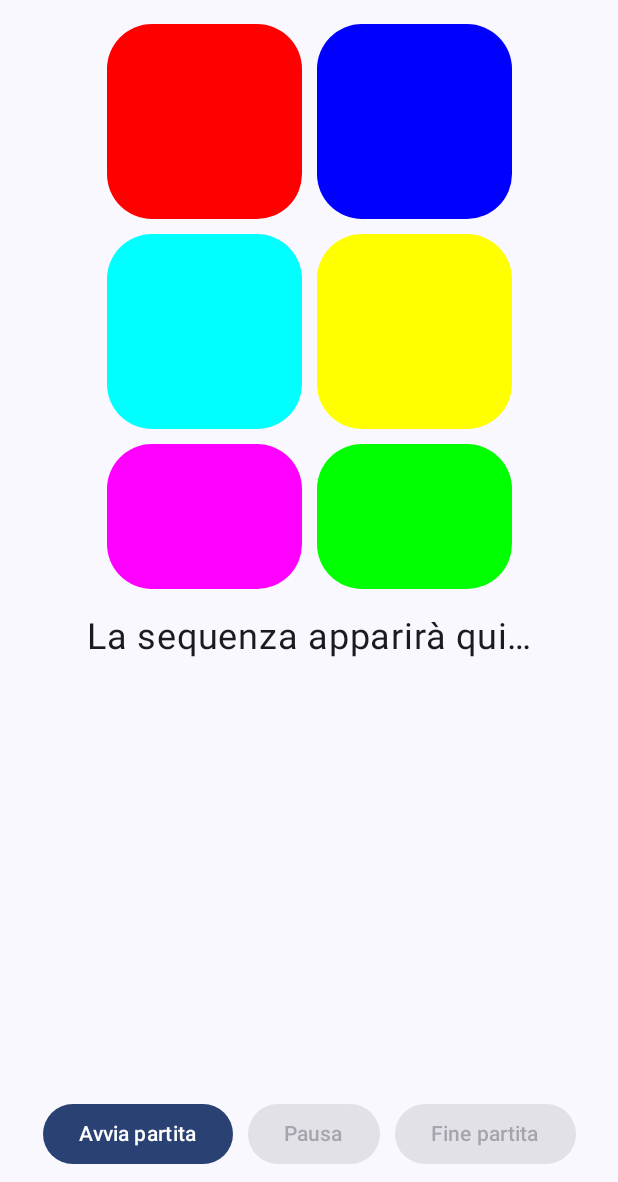
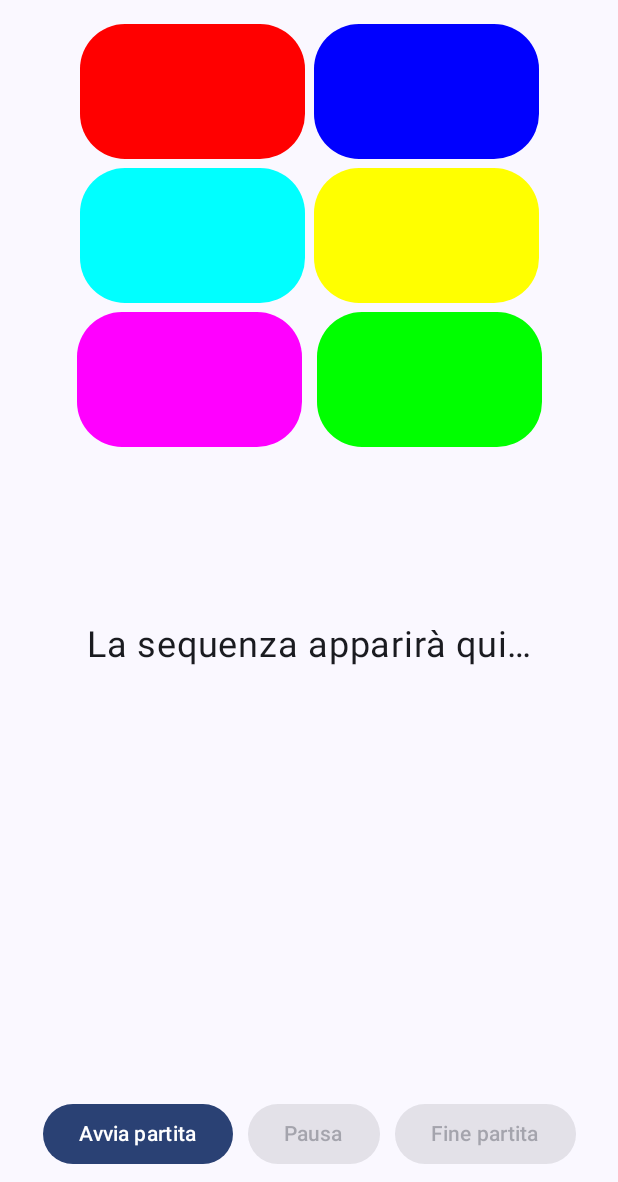
Before and after one commit to FengDiesel/SimonGame, an Android app built with Jetpack Compose: the GameScreen screen opened through its navigation route, on a phone screen of 412 x 824 dp, the part 54-1236 px from its top. Run offline under Robolectric (Android 15) with nearby library versions, the light colour scheme and no system bars; our stand-ins replace Room's generated code; 1 statement that could not run was skipped.

Commit message:
Test and small game logic/graphic fixes
- modified game save logic
- added SoundPool DisposableEffect
- fixed currentCorrectLength logic
- adjusted boxes dimension and position

```diff
--- a/app/src/main/java/com/example/simongame/GameScreen.kt
+++ b/app/src/main/java/com/example/simongame/GameScreen.kt
@@ -22,6 +22,7 @@ import androidx.compose.material3.Button
 import androidx.compose.material3.MaterialTheme
 import androidx.compose.material3.Text
 import androidx.compose.runtime.Composable
+import androidx.compose.runtime.DisposableEffect
 import androidx.compose.runtime.LaunchedEffect
 import androidx.compose.ui.Alignment
 import androidx.compose.ui.Modifier
@@ -69,6 +70,12 @@ fun GameScreen(gameVM: GameViewModel, onEndGame: (GameResult) -> Unit, onNullGam
         )
     }
 
+    DisposableEffect(Unit) {
+        onDispose {
+            sp.release()
+        }
+    }
+
     LaunchedEffect(activeColor) {
         if (activeColor.isNotEmpty()) {
             soundMap[activeColor]?.let { soundID ->
@@ -77,13 +84,13 @@ fun GameScreen(gameVM: GameViewModel, onEndGame: (GameResult) -> Unit, onNullGam
         }
     }
 
-    BackHandler() {
-        if(phase == GamePhase.ERROR){
+    BackHandler {
+        if (phase == GamePhase.CPU || phase == GamePhase.USER) {
+            gameVM.endGame()
+        }
+        if (gameVM.gameResult.value.gameID.isNotEmpty()) {
             onEndGame(gameVM.gameResult.value)
-        }else if(phase == GamePhase.CPU || phase == GamePhase.USER){
-            gameVM.endGame()
-            onEndGame(gameVM.gameResult.value)
-        }else{
+        } else {
             onNullGame()
         }
     }
@@ -118,6 +125,7 @@ fun GameScreen(gameVM: GameViewModel, onEndGame: (GameResult) -> Unit, onNullGam
                 GameBody(
                     if(phase == GamePhase.USER) gameVM.userSequence.joinToString(" - ") else "",
                     onEndGame = { onEndGame(gameVM.gameResult.value) },
+                    onNullGame,
                     modifier = Modifier.weight(1f),
                     gameVM
                 )
@@ -139,6 +147,7 @@ fun GameScreen(gameVM: GameViewModel, onEndGame: (GameResult) -> Unit, onNullGam
                 GameBody(
                     if(phase == GamePhase.USER) gameVM.userSequence.joinToString(" - ") else "",
                     onEndGame = { onEndGame(gameVM.gameResult.value) },
+                    onNullGame,
                     modifier = Modifier.weight(1f),
                     gameVM
                 )
@@ -158,8 +167,8 @@ fun GameScreen(gameVM: GameViewModel, onEndGame: (GameResult) -> Unit, onNullGam
 fun ColorGrid(modifier: Modifier = Modifier, gameVM: GameViewModel, sp: SoundPool, soundMap: Map<String, Int>) {
     val sizeModifier =
         if (LocalConfiguration.current.orientation == Configuration.ORIENTATION_PORTRAIT) {
-            Modifier.size(130.dp)
-        } else Modifier.size(90.dp)
+            Modifier.width(150.dp).height(90.dp)
+        } else Modifier.width(140.dp).height(90.dp)
 
     val phase by gameVM.gamePhase
     val activeColor by gameVM.activeColor
@@ -171,27 +180,27 @@ fun ColorGrid(modifier: Modifier = Modifier, gameVM: GameViewModel, sp: SoundPoo
                 soundMap["R"]?.let { soundID -> sp.play(soundID, 1f, 1f, 0, 0, 1f) }
             })
 
-            Spacer(modifier = Modifier.width(10.dp))
+            Spacer(modifier = Modifier.width(6.dp))
 
             GameButton(Color.Blue, sizeModifier, phase, activeColor, onClickedColor = {gameVM.clickedColor(it)}, onSound = {
                 soundMap["B"]?.let { soundID -> sp.play(soundID, 1f, 1f, 0, 0, 1f) }
             })
         }
 
-        Spacer(modifier = Modifier.height(10.dp))
+        Spacer(modifier = Modifier.height(6.dp))
 
         Row() {
             GameButton(Color.Cyan, sizeModifier, phase, activeColor, onClickedColor = {gameVM.clickedColor(it)}, onSound = {
                 soundMap["C"]?.let { soundID -> sp.play(soundID, 1f, 1f, 0, 0, 1f) }
             })
 
-            Spacer(modifier = Modifier.width(10.dp))
+            Spacer(modifier = Modifier.width(6.dp))
 
             GameButton(Color.Yellow, sizeModifier, phase, activeColor, onClickedColor = {gameVM.clickedColor(it)}, onSound = {
                 soundMap["Y"]?.let { soundID -> sp.play(soundID, 1f, 1f, 0, 0, 1f) }
             })
         }
-        Spacer(modifier = Modifier.height(10.dp))
+        Spacer(modifier = Modifier.height(6.dp))
 
         Row() {
             GameButton(Color.Magenta, sizeModifier, phase, activeColor, onClickedColor = {gameVM.clickedColor(it)}, onSound = {
@@ -219,6 +228,7 @@ fun ColorGrid(modifier: Modifier = Modifier, gameVM: GameViewModel, sp: SoundPoo
 fun GameBody(
     sequence: String,
     onEndGame: (GameResult) -> Unit,
+    onNullGame: () -> Unit,
     modifier: Modifier = Modifier,
     gameVM: GameViewModel
 ) {
@@ -245,6 +255,8 @@ fun GameBody(
         end = false
         pause = false
     }
+
+    Spacer(modifier = Modifier.height(10.dp))
 
     Column(modifier = modifier, horizontalAlignment = Alignment.CenterHorizontally) {
         val text = when (phase) {
@@ -281,9 +293,17 @@ fun GameBody(
 
             Spacer(modifier = Modifier.width(10.dp))
 
-            Button(onClick = { gameVM.endGame(); onEndGame(gameVM.gameResult.value)}, enabled = end) {
-                Text(text = stringResource(R.string.end_game))
-            }
+            Button(
+                onClick = {
+                    gameVM.endGame()
+                    if (gameVM.gameResult.value.gameID.isNotEmpty()) {
+                        onEndGame(gameVM.gameResult.value)
+                    } else {
+                        onNullGame()
+                    }
+                },
+                enabled = end
+            ) { Text(text = stringResource(R.string.end_game)) }
         }
     }
 }
```
Also changed, not shown: app/src/main/java/com/example/simongame/GameViewModel.kt (+12 -7 lines).
